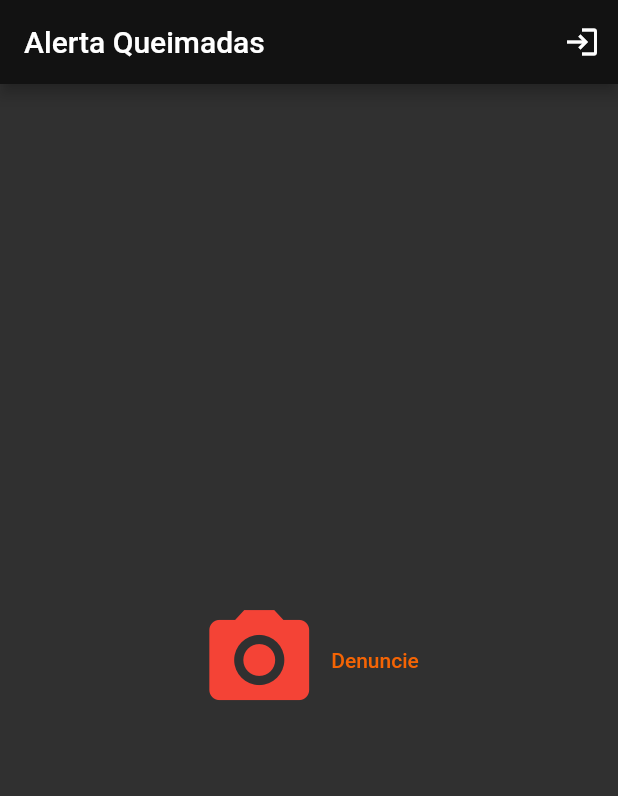
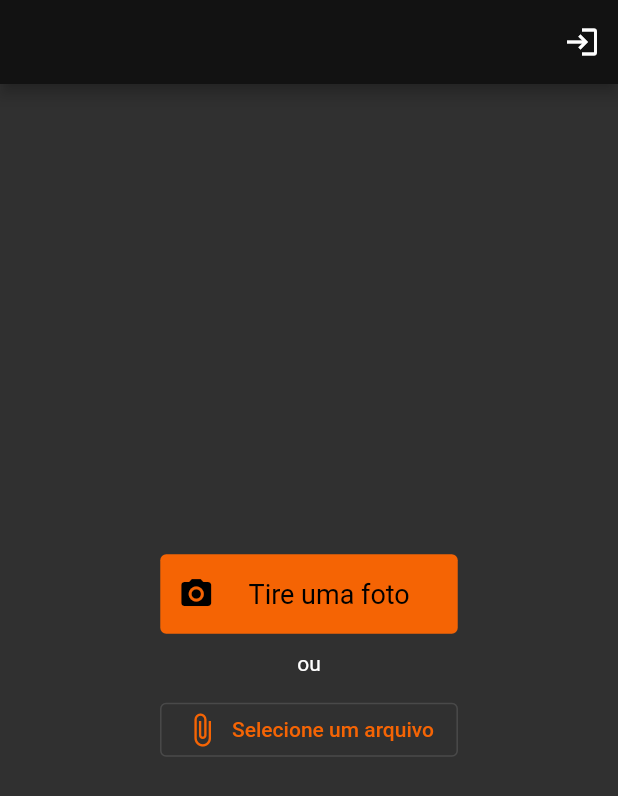
Before and after one commit to TCC-Alerta-Queimadas/alertaqueimadas, a Flutter app: the screen it shows after launch, on a phone screen of 412 x 824 dp. Shown: the top 796 px of the screen. Run offline on Flutter 3.47's test engine with Material 2 defaults, Android fonts, the light colour scheme and no system bars; our stand-ins replace cloud_firestore, firebase_auth, firebase_core, firebase_storage, flutter_compass, geolocator and 1 more; accounts and stored records are empty.

Commit message:
Android Funcionando e Tirar Foto

```diff
--- a/lib/pages/main/main_page.dart
+++ b/lib/pages/main/main_page.dart
@@ -30,27 +30,53 @@ class MainPage extends StatelessWidget {
             visible: usuario == null,
             child: IconButton(
               onPressed: () {
-                            Navigator.of(context).push(MaterialPageRoute(
-                              builder: (context) => LoginPage(),
+                Navigator.of(context).push(MaterialPageRoute(builder: (context) => LoginPage(),
                 ));
               },
               icon: Icon(Icons.login)))
         ],
-                title: Text("Alerta Queimadas"),
       ),
-              body: Container(
-                  alignment: Alignment.center,
-
-                child: TextButton.icon(label: Text("Denuncie"), icon: Icon(Icons.camera_alt,
-                  size: 80,
-                  color: Colors.red,),
+      body: Center(
+        child: Row(
+          mainAxisAlignment: MainAxisAlignment.center,
+          children: [
+            Column(
+              mainAxisAlignment: MainAxisAlignment.center,
+              crossAxisAlignment: CrossAxisAlignment.center,
+              children: [
+                ElevatedButton.icon(
                   onPressed: () async {
                     await _denunciar(context);} ,
 
-                           )
+                  icon: Icon(Icons.camera_alt),
+                  label: Padding(
+                    padding: const EdgeInsets.all(16.0),
+                    child: Text('Tire uma foto'),
+                  ),
+                  style: ElevatedButton.styleFrom(
+                      elevation: 0.0,
+                      textStyle: TextStyle(
+                        fontSize: 18,
+                      )),
+                ),
+                Padding(
+                  padding: EdgeInsets.all(12.0),
+                  child: Text('ou'),
+                ),
+                OutlinedButton.icon(
+                  icon: Icon(Icons.attach_file),
+                  label: Text('Selecione um arquivo'),
+                  onPressed: () async {
+                    await _denunciar(context);} ,
+                ),
+              ],
+            ),
+          ],
+        ),
       ),
        drawer: usuario == null ? null : _drawer(context, usuario),
     ));
+  }
 }
 
   _drawer(BuildContext context, UsuarioModel usuario) {
@@ -124,5 +150,3 @@ class MainPage extends StatelessWidget {
     Navigator.of(context).push(MaterialPageRoute(builder: (context) => DenunciaPage(denuncia),));
 
   }
-
-}
```
Also changed, not shown: 1 other file. Lines whose indentation alone changed are shown as unchanged.
